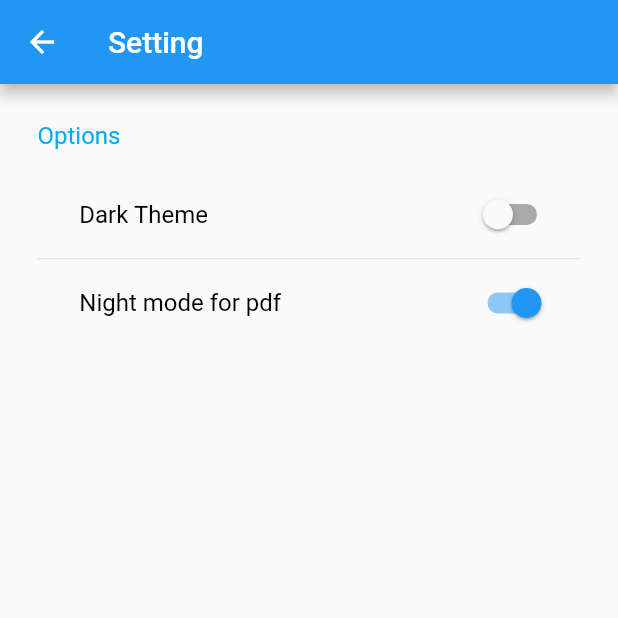
After one commit to imkiller32/PadhaiWala, a Flutter app: the Setting screen opened directly, on a phone screen of 412 x 824 dp, the top half of it. The commit adds this screen. Run offline on Flutter 3.47's test engine with Material 2 defaults, Android fonts, the phone set to English and light mode, and no system bars; our stand-ins replace cached_network_image, connectivity, country_code_picker, dio, firebase_auth, flutter_masked_text and 3 more; missing offline and left inert: flutter_pdf_viewer, flutter_webview_plugin, system_setting; accounts and stored records are empty; network calls fail.

Commit message:
Setting Added with pdf modes

```diff
--- /dev/null
+++ b/lib/setting.dart
@@ -0,0 +1,79 @@
+import 'package:flutter/material.dart';
+import 'utils.dart';
+import 'module.dart';
+
+void main() => runApp(Setting());
+
+class Setting extends StatefulWidget {
+  @override
+  _SettingState createState() => _SettingState();
+}
+
+class _SettingState extends State<Setting> {
+  bool darkTheme = additionalSettings.getTheme();
+  bool pdfTheme = additionalSettings.getPdfTheme();
+
+  @override
+  Widget build(BuildContext context) {
+    return Scaffold(
+        appBar: AppBar(
+          title: Text('Setting'),
+        ),
+        body: SingleChildScrollView(
+          child: Container(
+            child: Padding(
+              padding: const EdgeInsets.all(25.0),
+              child: Column(
+                mainAxisAlignment: MainAxisAlignment.start,
+                crossAxisAlignment: CrossAxisAlignment.start,
+                children: <Widget>[
+                  Text(
+                    'Options',
+                    style: TextStyle(fontSize: 16.0, color: Colors.lightBlue),
+                  ),
+                  Padding(
+                    padding: EdgeInsets.only(top: 15.0),
+                  ),
+                  ListTile(
+                    title: Text(
+                      '   Dark Theme',
+                      textAlign: TextAlign.left,
+                      style: TextStyle(color: Colors.black),
+                    ),
+                    trailing: Switch(
+                      value: darkTheme,
+                      onChanged: (value) {
+                        setState(() {
+                          darkTheme = false;
+                          showDes('added soon');
+                          additionalSettings.setTheme(darkTheme);
+                        });
+                      },
+                    ),
+                  ),
+                  Divider(
+                    height: 3.0,
+                  ),
+                  ListTile(
+                    title: Text(
+                      '   Night mode for pdf',
+                      textAlign: TextAlign.left,
+                      style: TextStyle(color: Colors.black),
+                    ),
+                    trailing: Switch(
+                      value: pdfTheme,
+                      onChanged: (value) {
+                        setState(() {
+                          additionalSettings.setPdf(value);
+                          pdfTheme = value;
+                        });
+                      },
+                    ),
+                  ),
+                ],
+              ),
+            ),
+          ),
+        ));
+  }
+}
--- a/lib/utils.dart
+++ b/lib/utils.dart
@@ -331,10 +331,10 @@ Future<List<int>> checkExistance(id) async {
   }
 }
 
-Future<Null> showFile(filePath) async {
+Future<Null> showFile(filePath,pdfTheme) async {
   PdfViewer.loadFile(filePath,
       config: PdfViewerConfig(
-          nightMode: false,
+          nightMode: pdfTheme,
           swipeHorizontal: true,
           autoSpacing: true,
           forceLandscape: false,
```
Also changed, not shown: lib/main.dart (+26 -6 lines), lib/module.dart (+26 -2 lines), 1 other file.
